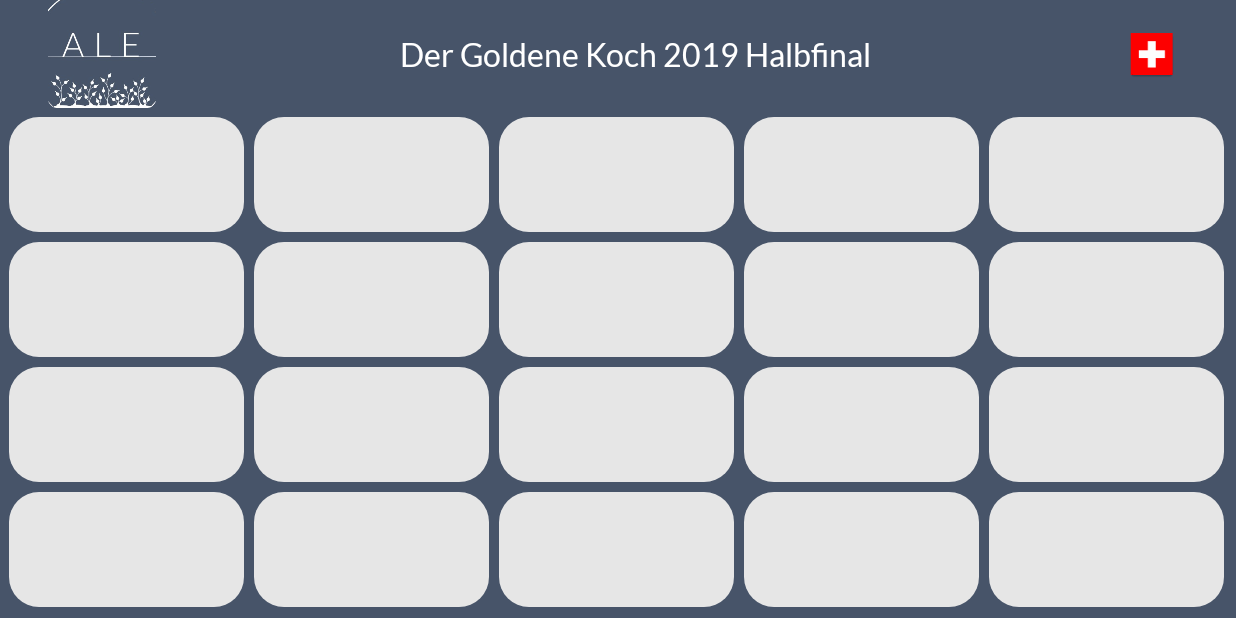
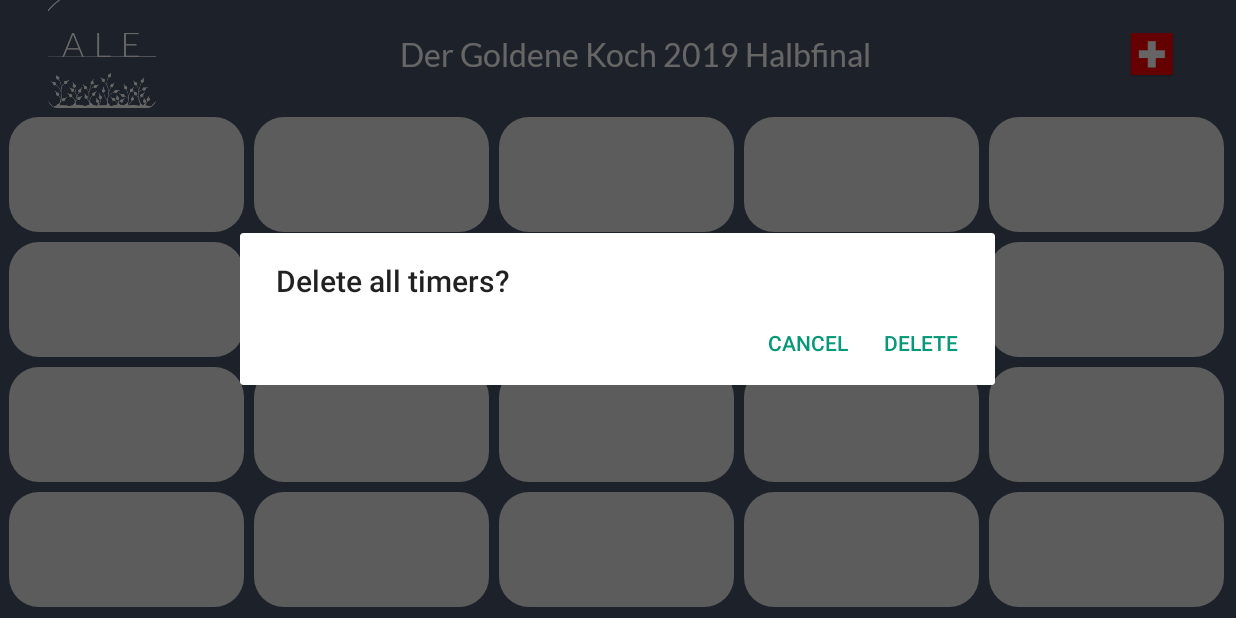
Before and after one commit to train0fpain/TimerApp, an Android app: the screen it shows after launch (MainActivity), in the side drawer, after a tap on "Delete all timers", on a phone screen of 824 x 412 dp (held sideways). Run offline under Robolectric (Android 15) with nearby library versions, the phone set to English and light mode, and no system bars; Roboto replaces fonts that are not available here; 2 statements that could not run were skipped.

Commit message:
added confirm dialogs

```diff
--- a/app/src/main/java/com/companyname/timerapp/MainActivity.java
+++ b/app/src/main/java/com/companyname/timerapp/MainActivity.java
@@ -44,6 +44,8 @@ public class MainActivity extends AppCompatActivity
     TextView title;
     ImageView editIcon;
     AlertDialog dialog;
+    AlertDialog confirmDeleteDialog;
+    AlertDialog confirmResetDialog;
     EditText editText;
 
     public static final int MARGIN = 5;
@@ -55,35 +57,12 @@ public class MainActivity extends AppCompatActivity
         getWindow().setFlags(WindowManager.LayoutParams.FLAG_FULLSCREEN, WindowManager.LayoutParams.FLAG_FULLSCREEN);
         setContentView(R.layout.activity_main);
 
-        SharedPreferences sharedPref = this.getPreferences(this.MODE_PRIVATE);
-        final SharedPreferences.Editor prefEditor = sharedPref.edit();
 
         editIcon = findViewById(R.id.icon_edit);
-        title = findViewById(R.id.title);
-        title.setText(sharedPref.getString("titleKey", "Der Goldene Koch 2019 Halbfinal"));
-        dialog = new AlertDialog.Builder(this).create();
-        editText = new EditText(this);
 
-        dialog.setTitle(R.string.editTitle);
-        dialog.setView(editText);
-        dialog.setButton(DialogInterface.BUTTON_POSITIVE, getResources().getString(R.string.saveTitle), new DialogInterface.OnClickListener() {
-            @Override
-            public void onClick(DialogInterface dialog, int which) {
-                title.setText(editText.getText());
-                prefEditor.putString("titleKey", editText.getText().toString());
-                prefEditor.commit();
-            }
-        });
-
-        title.setOnClickListener(new View.OnClickListener() {
-            @Override
-            public void onClick(View v) {
-                if (TimerManager.getUserMode() == UserMode.EDIT) {
-                    editText.setText(title.getText());
-                    dialog.show();
-                }
-            }
-        });
+        createDeleteDialog();
+        createResetDialog();
+        createTitleDialog();
 
 //        Toolbar toolbar = (Toolbar) findViewById(R.id.toolbar);
 //        setSupportActionBar(toolbar);
@@ -202,7 +181,8 @@ public class MainActivity extends AppCompatActivity
         int id = item.getItemId();
 
         if (id == R.id.nav_deleteAll) {
-            TimerManager.deleteAllTimers();
+            confirmDeleteDialog.show();
+//            TimerManager.deleteAllTimers();
         } else if (id == R.id.nav_resetAll) {
             TimerManager.resetAllTimers();
         } else if (id == R.id.nav_resetAlarm){
@@ -299,4 +279,76 @@ public class MainActivity extends AppCompatActivity
             return null;
         }
     }
+
+    private void createDeleteDialog(){
+        confirmDeleteDialog = new AlertDialog.Builder(this).create();
+
+        confirmDeleteDialog.setTitle(R.string.deleteAll);
+        confirmDeleteDialog.setButton(DialogInterface.BUTTON_POSITIVE, getResources().getString(R.string.deleteButton), new DialogInterface.OnClickListener() {
+            @Override
+            public void onClick(DialogInterface dialog, int which) {
+                TimerManager.deleteAllTimers();
+                System.out.println("delete all timers");
+            }
+        });
+
+        confirmDeleteDialog.setButton(DialogInterface.BUTTON_NEGATIVE, "Cancel", new DialogInterface.OnClickListener() {
+           @Override
+           public void onClick(DialogInterface dialog, int which) {
+               dialog.cancel();
+           }
+       });
+    }
+
+    private void createTitleDialog(){
+        SharedPreferences sharedPref = this.getPreferences(this.MODE_PRIVATE);
+        final SharedPreferences.Editor prefEditor = sharedPref.edit();
+
+        title = findViewById(R.id.title);
+        title.setText(sharedPref.getString("titleKey", "Der Goldene Koch 2019 Halbfinal"));
+        dialog = new AlertDialog.Builder(this).create();
+        editText = new EditText(this);
+
+        dialog.setTitle(R.string.editTitle);
+        dialog.setView(editText);
+        dialog.setButton(DialogInterface.BUTTON_POSITIVE, getResources().getString(R.string.saveTitle), new DialogInterface.OnClickListener() {
+            @Override
+            public void onClick(DialogInterface dialog, int which) {
+                title.setText(editText.getText());
+                prefEditor.putString("titleKey", editText.getText().toString());
+                prefEditor.commit();
+            }
+        });
+
+        title.setOnClickListener(new View.OnClickListener() {
+            @Override
+            public void onClick(View v) {
+                if (TimerManager.getUserMode() == UserMode.EDIT) {
+                    editText.setText(title.getText());
+                    dialog.show();
+                }
+            }
+        });
+    }
+
+    private void createResetDialog(){
+
+        confirmResetDialog = new AlertDialog.Builder(this).create();
+
+        confirmResetDialog.setTitle(R.string.deleteAll);
+        confirmResetDialog.setButton(DialogInterface.BUTTON_POSITIVE, getResources().getString(R.string.deleteButton), new DialogInterface.OnClickListener() {
+            @Override
+            public void onClick(DialogInterface dialog, int which) {
+                TimerManager.resetAllTimers();
+                System.out.println("delete all timers");
+            }
+        });
+
+        confirmResetDialog.setButton(DialogInterface.BUTTON_NEGATIVE, "Cancel", new DialogInterface.OnClickListener() {
+            @Override
+            public void onClick(DialogInterface dialog, int which) {
+                dialog.cancel();
+            }
+        });
+    }
 }
--- a/app/src/main/res/values/strings.xml
+++ b/app/src/main/res/values/strings.xml
@@ -16,4 +16,5 @@
     <string name="edit">Edit</string>
     <string name="editTitle">Edit the title</string>
     <string name="saveTitle">SAVE TITLE</string>
+    <string name="deleteAll">Delete all timers?</string>
 </resources>
```
